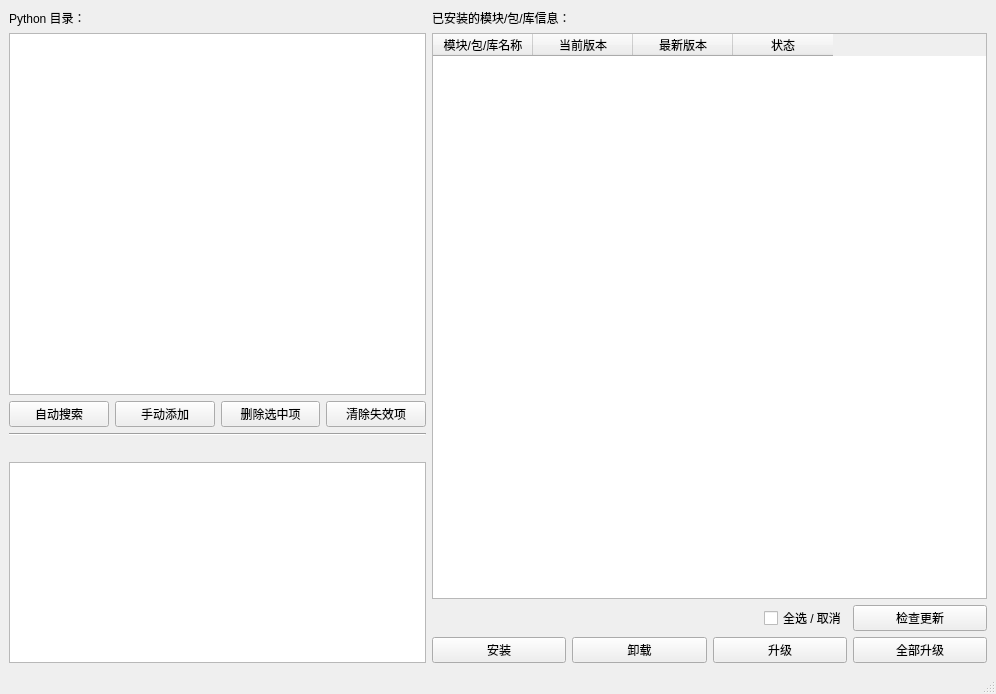
hrpzcf/AwesomePyKit, file AwesomePyKit/interface/packager.ui: the form before one commit.
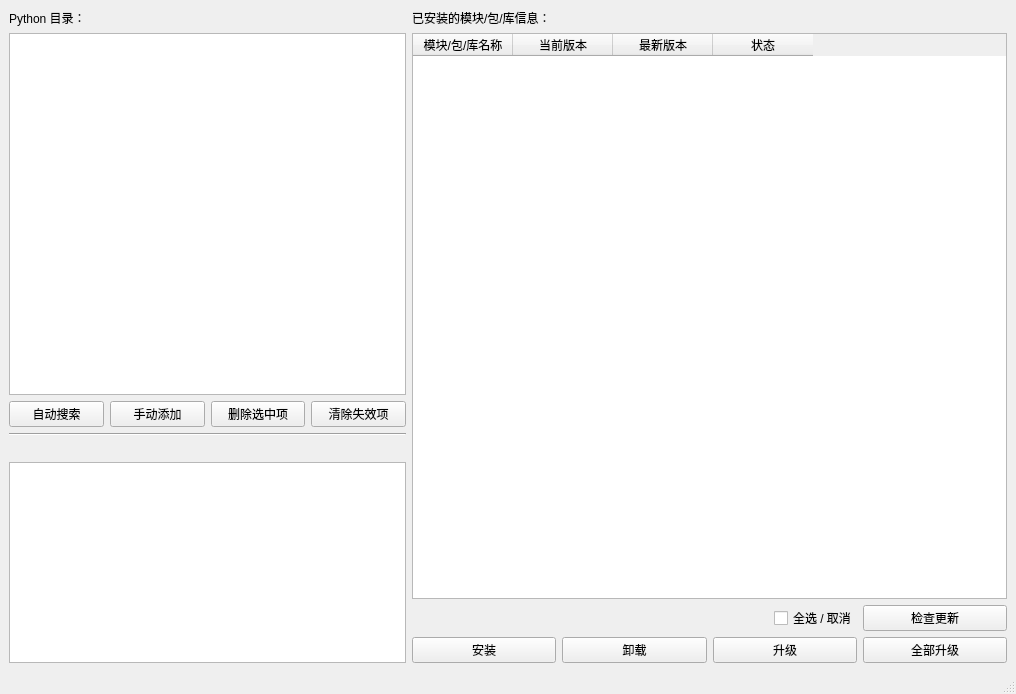
The form after the commit.

Commit message: refactor: 包管理器UI微调

Patch:
```diff
--- a/AwesomePyKit/interface/packager.ui
+++ b/AwesomePyKit/interface/packager.ui
@@ -9,7 +9,7 @@
    <rect>
     <x>0</x>
     <y>0</y>
-    <width>996</width>
+    <width>1016</width>
     <height>694</height>
    </rect>
   </property>
@@ -24,7 +24,7 @@
   <widget class="QWidget" name="centralwidget">
    <layout class="QHBoxLayout" name="horizontalLayout_4">
     <item>
-     <layout class="QHBoxLayout" name="horizontalLayout_3" stretch="3,4">
+     <layout class="QHBoxLayout" name="horizontalLayout_3" stretch="2,3">
       <item>
        <layout class="QVBoxLayout" name="verticalLayout_2" stretch="0,9,0,0,0,5">
         <item>
```
The commit also changes 1 other file.
